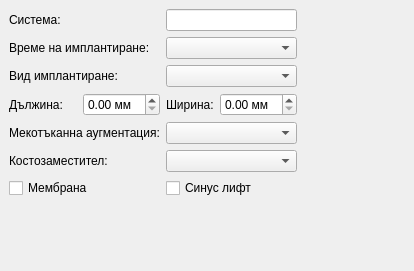
Qt form src/View/SubWidgets/ImplantView.ui (thefinalcutbg/DinoDent) before a commit.
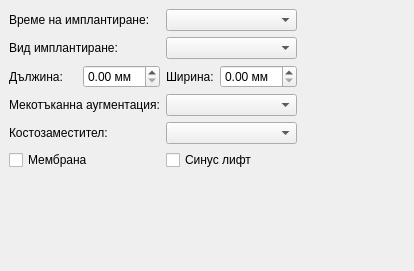
The same form after that commit.

What changed in the file:
```diff
--- a/src/View/SubWidgets/ImplantView.ui
+++ b/src/View/SubWidgets/ImplantView.ui
@@ -33,19 +33,6 @@
     <layout class="QHBoxLayout" name="horizontalLayout">
      <item>
       <layout class="QVBoxLayout" name="verticalLayout_6">
-       <item>
-        <widget class="QLabel" name="label_16">
-         <property name="sizePolicy">
-          <sizepolicy hsizetype="Expanding" vsizetype="Preferred">
-           <horstretch>0</horstretch>
-           <verstretch>0</verstretch>
-          </sizepolicy>
-         </property>
-         <property name="text">
-          <string>Система:</string>
-         </property>
-        </widget>
-       </item>
        <item>
         <widget class="QLabel" name="label_17">
          <property name="sizePolicy">
@@ -151,9 +138,6 @@
      </item>
      <item>
       <layout class="QVBoxLayout" name="verticalLayout_5">
-       <item>
-        <widget class="QLineEdit" name="system_edit"/>
-       </item>
        <item>
         <widget class="QComboBox" name="timeCombo"/>
        </item>
```
